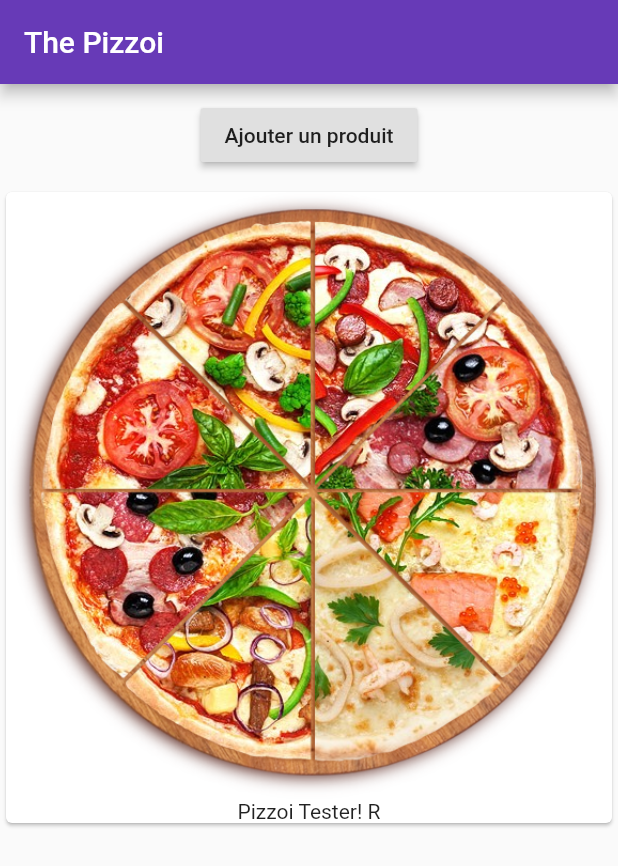
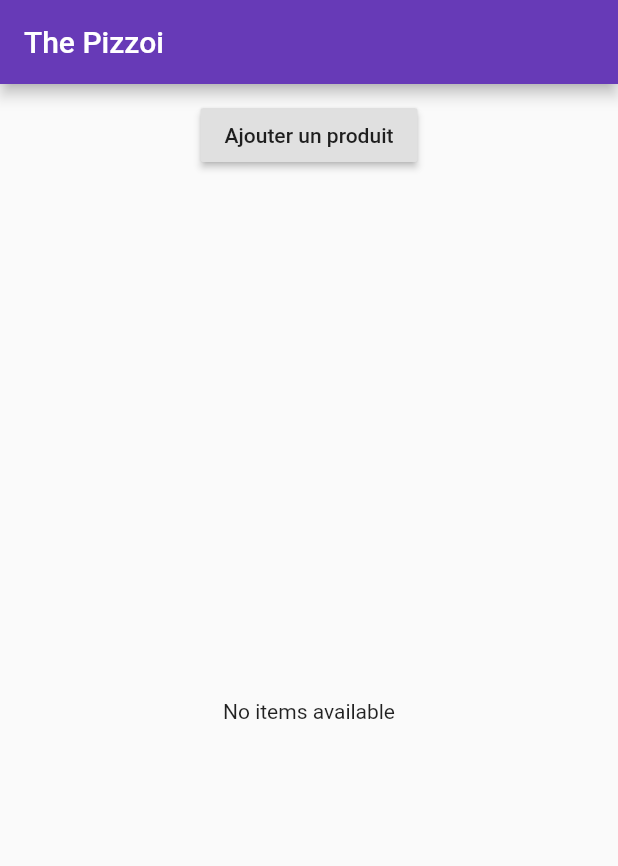
Before and after one commit to Keydero/Pizzoi-app, a Flutter app: the screen it shows after launch, on a phone screen of 412 x 824 dp. Shown: the top 866 px of the screen. Run offline on Flutter 3.47's test engine with Material 2 defaults, Android fonts, the phone set to English and light mode, and no system bars.

Commit message:
Ternary expression to do some conditional rendering

```diff
--- a/lib/main.dart
+++ b/lib/main.dart
@@ -13,7 +13,7 @@ class Pizzoi extends StatelessWidget {
           appBar: AppBar(
             title: Text('The Pizzoi'),
           ),
-          body: ProductManager('Pizzoi Tester! R')),
+          body: ProductManager()),
     );
   }
 }
--- a/lib/product_manager.dart
+++ b/lib/product_manager.dart
@@ -3,7 +3,7 @@ import './products.dart';
 
 class ProductManager extends StatefulWidget {
   final String startingProduct;
-  ProductManager(this.startingProduct);
+  ProductManager({this.startingProduct});
   @override
   State<StatefulWidget> createState() {
     return _ProductManager();
@@ -14,7 +14,9 @@ class _ProductManager extends State<ProductManager> {
   List<String> _products = [];
   @override
   void initState() {
-    _products.add(widget.startingProduct);
+    if (widget.startingProduct != null) {
+      _products.add(widget.startingProduct);
+    }
     super.initState();
   }
 
--- a/lib/products.dart
+++ b/lib/products.dart
@@ -16,9 +16,11 @@ class Products extends StatelessWidget {
   }
 
   Widget build(BuildContext context) {
-    return ListView.builder(
-      itemBuilder: _buildProductItem,
-      itemCount: products.length,
-    );
+    return products.length > 0
+        ? ListView.builder(
+            itemBuilder: _buildProductItem,
+            itemCount: products.length,
+          )
+        : Center(child: Text('No items available'));
   }
 }
```
